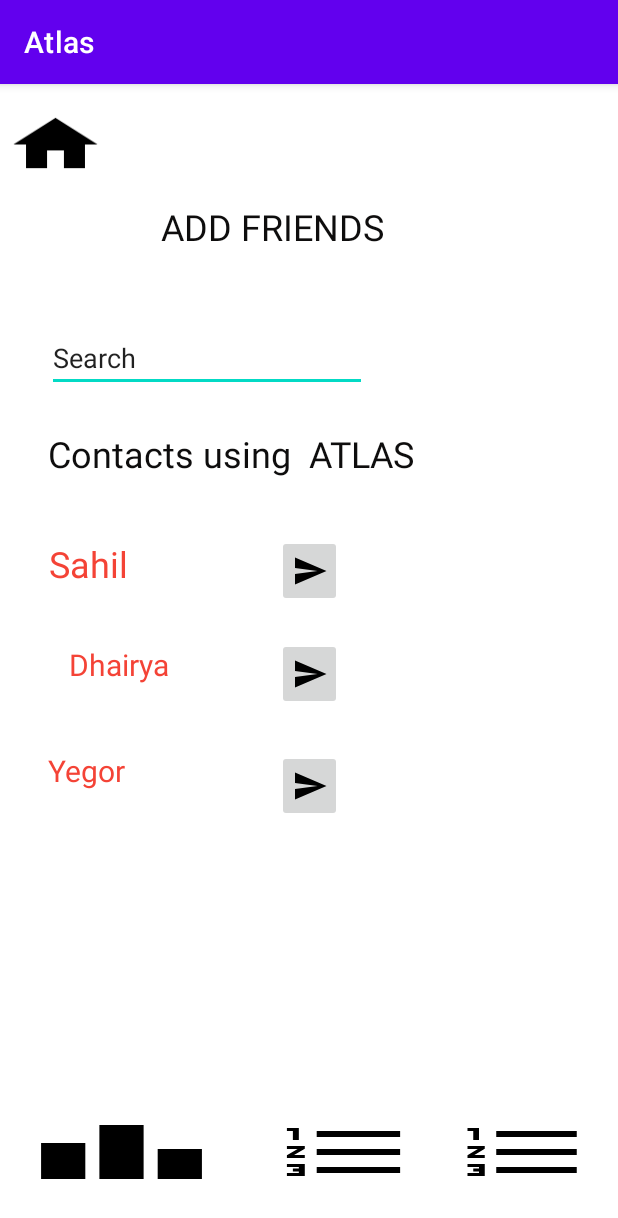
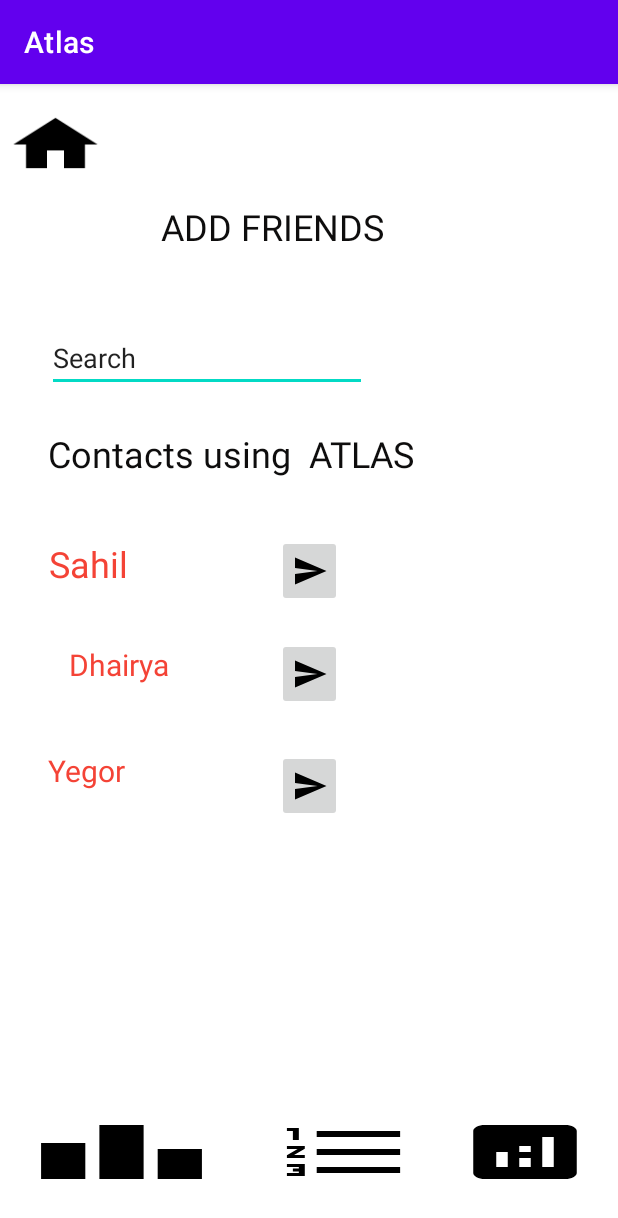
Before and after one commit to dhairyab0069/Atlas, an Android app: the Friends screen opened directly, with no data from a screen before it, on a phone screen of 412 x 824 dp. Shown: the top 1218 px of the screen. Run offline under Robolectric (Android 15) with nearby library versions, the phone set to English and light mode, and no system bars.

Commit message:
Updated layout

```diff
--- /dev/null
+++ b/app/src/main/res/drawable/ic_baseline_analytics_24.xml
@@ -0,0 +1,5 @@
+<vector android:height="24dp" android:tint="#000000"
+    android:viewportHeight="24" android:viewportWidth="24"
+    android:width="24dp" xmlns:android="http://schemas.android.com/apk/res/android">
+    <path android:fillColor="@android:color/white" android:pathData="M19,3L5,3c-1.1,0 -2,0.9 -2,2v14c0,1.1 0.9,2 2,2h14c1.1,0 2,-0.9 2,-2L21,5c0,-1.1 -0.9,-2 -2,-2zM9,17L7,17v-5h2v5zM13,17h-2v-3h2v3zM13,12h-2v-2h2v2zM17,17h-2L15,7h2v10z"/>
+</vector>
--- a/app/src/main/res/layout/activity_friends.xml
+++ b/app/src/main/res/layout/activity_friends.xml
@@ -64,7 +64,7 @@
         android:layout_width="wrap_content"
         android:layout_height="wrap_content"
         android:text="METRICS"
-        android:foreground="@drawable/ic_baseline_format_list_numbered_24"
+        android:foreground="@drawable/ic_baseline_analytics_24"
         style="@style/Widget.AppCompat.Button.Borderless"
         app:layout_constraintBottom_toBottomOf="parent"
         app:layout_constraintEnd_toEndOf="parent"
--- a/app/src/main/res/layout/activity_main.xml
+++ b/app/src/main/res/layout/activity_main.xml
@@ -107,8 +107,7 @@
         android:id="@+id/metricsButton"
         android:layout_width="wrap_content"
         android:layout_height="wrap_content"
-        android:text="Metrics"
-        android:foreground="@drawable/home_button"
+        android:foreground="@drawable/ic_baseline_analytics_24"
         app:layout_constraintBottom_toBottomOf="parent"
         app:layout_constraintEnd_toEndOf="parent"
         app:layout_constraintHorizontal_bias="1.0"
```
